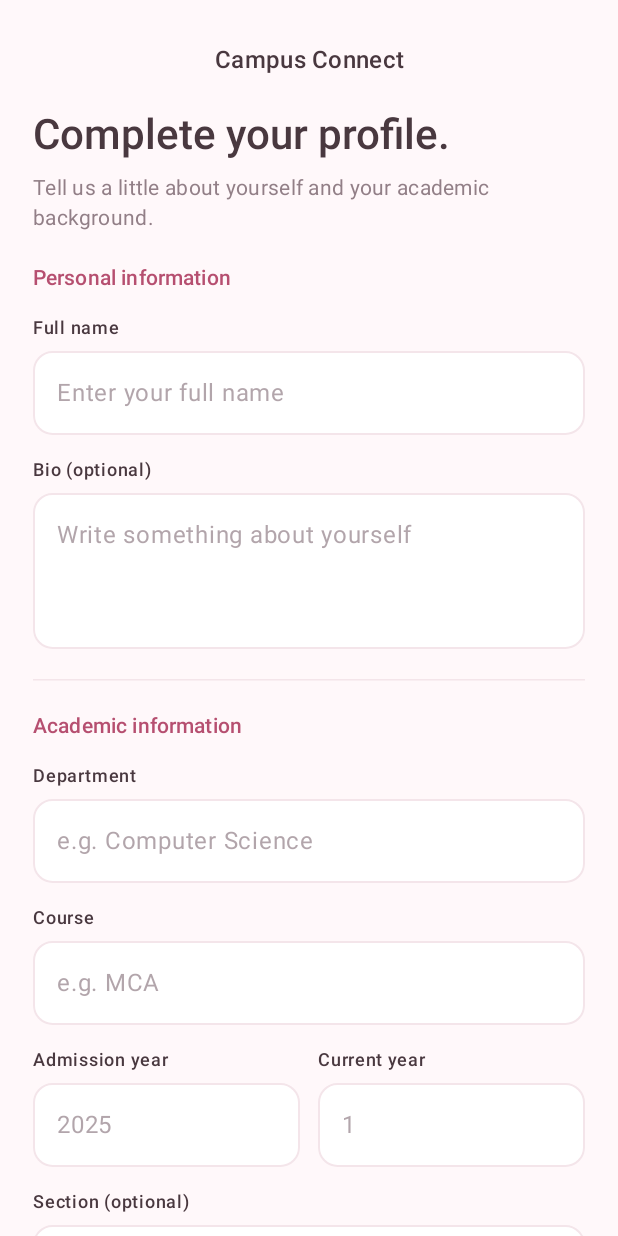
After one commit to campusconnect3251-collab/CampusConnect, an Android app built with Jetpack Compose: the composable ProfileSetupScreen shown on its own in the app's theme, on a phone screen of 412 x 824 dp. The commit adds this screen. Run offline under Robolectric (Android 15) with nearby library versions, the phone set to English and light mode, and no system bars; our stand-ins replace Dagger/Hilt's generated code; libraries missing offline, so code that uses them is left out: androidx.hilt.lifecycle.

Commit message:
ui: added a screen for profile setup

```diff
--- a/app/src/main/java/com/example/campusconnect/MainActivity.kt
+++ b/app/src/main/java/com/example/campusconnect/MainActivity.kt
@@ -1,14 +1,17 @@
 package com.example.campusconnect
 
+import android.os.Build
 import android.os.Bundle
 import androidx.activity.ComponentActivity
 import androidx.activity.compose.setContent
 import androidx.activity.enableEdgeToEdge
+import androidx.annotation.RequiresApi
 import com.example.campusconnect.presentation.navigation.AppNavigation
 import dagger.hilt.android.AndroidEntryPoint
 
 @AndroidEntryPoint
 class MainActivity : ComponentActivity() {
+    @RequiresApi(Build.VERSION_CODES.O)
     override fun onCreate(savedInstanceState: Bundle?) {
         super.onCreate(savedInstanceState)
         enableEdgeToEdge()
--- /dev/null
+++ b/app/src/main/java/com/example/campusconnect/presentation/profile/components/ProfileInputField.kt
@@ -0,0 +1,68 @@
+package com.example.campusconnect.presentation.profile.components
+
+import androidx.compose.foundation.layout.Arrangement
+import androidx.compose.foundation.layout.Column
+import androidx.compose.foundation.layout.fillMaxWidth
+import androidx.compose.foundation.shape.RoundedCornerShape
+import androidx.compose.foundation.text.KeyboardOptions
+import androidx.compose.material3.MaterialTheme
+import androidx.compose.material3.OutlinedTextField
+import androidx.compose.material3.OutlinedTextFieldDefaults
+import androidx.compose.material3.Text
+import androidx.compose.runtime.Composable
+import androidx.compose.ui.Modifier
+import androidx.compose.ui.text.font.FontWeight
+import androidx.compose.ui.text.input.KeyboardType
+import androidx.compose.ui.unit.dp
+import com.example.campusconnect.ui.theme.CampusColors
+
+@Composable
+fun ProfileInputField(
+    label: String,
+    value: String,
+    onValueChange: (String) -> Unit,
+    placeholder: String,
+    modifier: Modifier = Modifier,
+    keyboardType: KeyboardType = KeyboardType.Text,
+    singleLine: Boolean = true,
+    minLines: Int = 1
+) {
+    Column(
+        modifier = modifier,
+        verticalArrangement = Arrangement.spacedBy(7.dp)
+    ) {
+        Text(
+            text = label,
+            style = MaterialTheme.typography.labelMedium,
+            color = CampusColors.TextPrimary,
+            fontWeight = FontWeight.SemiBold
+        )
+
+        OutlinedTextField(
+            value = value,
+            onValueChange = onValueChange,
+            placeholder = {
+                Text(
+                    text = placeholder,
+                    color = CampusColors.TextSecondary.copy(alpha = 0.7f)
+                )
+            },
+            modifier = Modifier.fillMaxWidth(),
+            shape = RoundedCornerShape(13.dp),
+            singleLine = singleLine,
+            minLines = minLines,
+            keyboardOptions = KeyboardOptions(
+                keyboardType = keyboardType
+            ),
+            colors = OutlinedTextFieldDefaults.colors(
+                focusedBorderColor = CampusColors.Primary,
+                unfocusedBorderColor = CampusColors.FieldBorder,
+                focusedTextColor = CampusColors.TextPrimary,
+                unfocusedTextColor = CampusColors.TextPrimary,
+                cursorColor = CampusColors.Primary,
+                focusedContainerColor = CampusColors.White,
+                unfocusedContainerColor = CampusColors.White
+            )
+        )
+    }
+}
--- /dev/null
+++ b/app/src/main/java/com/example/campusconnect/presentation/profile/setup/ProfileSetupScreen.kt
@@ -0,0 +1,243 @@
+package com.example.campusconnect.presentation.profile.setup
+
+import android.os.Build
+import androidx.annotation.RequiresApi
+import androidx.compose.foundation.background
+import androidx.compose.foundation.layout.Arrangement
+import androidx.compose.foundation.layout.Column
+import androidx.compose.foundation.layout.Row
+import androidx.compose.foundation.layout.Spacer
+import androidx.compose.foundation.layout.fillMaxSize
+import androidx.compose.foundation.layout.fillMaxWidth
+import androidx.compose.foundation.layout.height
+import androidx.compose.foundation.layout.imePadding
+import androidx.compose.foundation.layout.padding
+import androidx.compose.foundation.layout.size
+import androidx.compose.foundation.layout.width
+import androidx.compose.foundation.rememberScrollState
+import androidx.compose.foundation.shape.RoundedCornerShape
+import androidx.compose.foundation.verticalScroll
+import androidx.compose.material.icons.Icons
+import androidx.compose.material.icons.automirrored.filled.ArrowForward
+import androidx.compose.material3.Button
+import androidx.compose.material3.ButtonDefaults
+import androidx.compose.material3.CircularProgressIndicator
+import androidx.compose.material3.HorizontalDivider
+import androidx.compose.material3.Icon
+import androidx.compose.material3.MaterialTheme
+import androidx.compose.material3.Text
+import androidx.compose.runtime.Composable
+import androidx.compose.runtime.LaunchedEffect
+import androidx.compose.runtime.getValue
+import androidx.compose.ui.Modifier
+import androidx.compose.ui.text.font.FontWeight
+import androidx.compose.ui.text.input.KeyboardType
+import androidx.compose.ui.text.style.TextAlign
+import androidx.compose.ui.unit.dp
+import androidx.hilt.lifecycle.viewmodel.compose.hiltViewModel
+import androidx.lifecycle.compose.collectAsStateWithLifecycle
+import com.example.campusconnect.presentation.profile.components.ProfileInputField
+import com.example.campusconnect.presentation.profile.viewmodel.ProfileSetupViewModel
+import com.example.campusconnect.ui.theme.CampusColors
+
+
+@RequiresApi(Build.VERSION_CODES.O)
+@Composable
+fun ProfileSetupScreen(
+    onProfileCreated: () -> Unit,
+    viewModel: ProfileSetupViewModel = hiltViewModel()
+) {
+    val uiState by viewModel.uiState.collectAsStateWithLifecycle()
+
+    LaunchedEffect(uiState.isProfileCreated) {
+        if (uiState.isProfileCreated) {
+            onProfileCreated()
+        }
+    }
+
+    Column(
+        modifier = Modifier
+            .fillMaxSize()
+            .background(CampusColors.Background)
+            .imePadding()
+    ) {
+        Column(
+            modifier = Modifier
+                .fillMaxSize()
+                .verticalScroll(rememberScrollState())
+                .padding(horizontal = 22.dp)
+                .padding(top = 28.dp, bottom = 28.dp),
+            verticalArrangement = Arrangement.spacedBy(20.dp)
+        ) {
+
+            // Header
+            Text(
+                text = "Campus Connect",
+                modifier = Modifier.fillMaxWidth(),
+                textAlign = TextAlign.Center,
+                style = MaterialTheme.typography.titleMedium,
+                color = CampusColors.TextPrimary,
+                fontWeight = FontWeight.Medium
+            )
+
+            // Introduction
+            Column(
+                verticalArrangement = Arrangement.spacedBy(7.dp)
+            ) {
+                Text(
+                    text = "Complete your profile.",
+                    style = MaterialTheme.typography.headlineMedium,
+                    color = CampusColors.TextPrimary,
+                    fontWeight = FontWeight.SemiBold
+                )
+
+                Text(
+                    text = "Tell us a little about yourself and your academic background.",
+                    style = MaterialTheme.typography.bodyMedium,
+                    color = CampusColors.TextSecondary
+                )
+            }
+
+            // Personal information
+            Column(
+                verticalArrangement = Arrangement.spacedBy(15.dp)
+            ) {
+                ProfileSectionTitle("Personal information")
+
+                ProfileInputField(
+                    label = "Full name",
+                    value = uiState.name,
+                    onValueChange = viewModel::onNameChange,
+                    placeholder = "Enter your full name"
+                )
+
+                ProfileInputField(
+                    label = "Bio (optional)",
+                    value = uiState.bio,
+                    onValueChange = viewModel::onBioChange,
+                    placeholder = "Write something about yourself",
+                    singleLine = false,
+                    minLines = 3
+                )
+            }
+
+            HorizontalDivider(
+                color = CampusColors.FieldBorder
+            )
+
+            // Academic information
+            Column(
+                verticalArrangement = Arrangement.spacedBy(15.dp)
+            ) {
+                ProfileSectionTitle("Academic information")
+
+                ProfileInputField(
+                    label = "Department",
+                    value = uiState.departmentId,
+                    onValueChange = viewModel::onDepartmentChange,
+                    placeholder = "e.g. Computer Science"
+                )
+
+                ProfileInputField(
+                    label = "Course",
+                    value = uiState.courseId,
+                    onValueChange = viewModel::onCourseChange,
+                    placeholder = "e.g. MCA"
+                )
+
+                Row(
+                    horizontalArrangement = Arrangement.spacedBy(12.dp)
+                ) {
+                    ProfileInputField(
+                        label = "Admission year",
+                        value = uiState.admissionYear,
+                        onValueChange = viewModel::onAdmissionYearChange,
+                        placeholder = "2025",
+                        keyboardType = KeyboardType.Number,
+                        modifier = Modifier.weight(1f)
+                    )
+
+                    ProfileInputField(
+                        label = "Current year",
+                        value = uiState.currentYear,
+                        onValueChange = viewModel::onCurrentYearChange,
+                        placeholder = "1",
+                        keyboardType = KeyboardType.Number,
+                        modifier = Modifier.weight(1f)
+                    )
+                }
+                // todo remove section field
+                ProfileInputField(
+                    label = "Section (optional)",
+                    value = uiState.section,
+                    onValueChange = viewModel::onSectionChange,
+                    placeholder = "e.g. A"
+                )
+            }
+
+            // Error message
+            uiState.errorMessage?.let { message ->
+                Text(
+                    text = message,
+                    color = CampusColors.Error,
+                    style = MaterialTheme.typography.bodySmall
+                )
+            }
+
+            // Save button
+            Button(
+                onClick = viewModel::saveProfile,
+                enabled = !uiState.isLoading,
+                modifier = Modifier
+                    .fillMaxWidth()
+                    .height(54.dp),
+                shape = RoundedCornerShape(13.dp),
+                colors = ButtonDefaults.buttonColors(
+                    containerColor = CampusColors.Primary,
+                    contentColor = CampusColors.White,
+                    disabledContainerColor = CampusColors.Primary.copy(
+                        alpha = 0.6f
+                    )
+                )
+            ) {
+                if (uiState.isLoading) {
+                    CircularProgressIndicator(
+                        modifier = Modifier.size(22.dp),
+                        color = CampusColors.White,
+                        strokeWidth = 2.dp
+                    )
+                } else {
+                    Text(
+                        text = "Save profile",
+                        fontWeight = FontWeight.SemiBold
+                    )
+
+                    Spacer(Modifier.width(8.dp))
+
+                    Icon(
+                        imageVector = Icons.AutoMirrored.Filled.ArrowForward,
+                        contentDescription = null
+                    )
+                }
+            }
+
+            Text(
+                text = "Your academic information helps connect you with your campus community.",
+                modifier = Modifier.fillMaxWidth(),
+                textAlign = TextAlign.Center,
+                style = MaterialTheme.typography.bodySmall,
+                color = CampusColors.TextSecondary
+            )
+        }
+    }
+}
+
+@Composable
+private fun ProfileSectionTitle(title: String) {
+    Text(
+        text = title,
+        style = MaterialTheme.typography.titleSmall,
+        color = CampusColors.Primary,
+        fontWeight = FontWeight.SemiBold
+    )
+}
--- a/app/src/main/java/com/example/campusconnect/presentation/profile/viewmodel/ProfileSetupViewModel.kt
+++ b/app/src/main/java/com/example/campusconnect/presentation/profile/viewmodel/ProfileSetupViewModel.kt
@@ -1,6 +1,7 @@
 package com.example.campusconnect.presentation.profile.viewmodel
 
 import android.os.Build
+import android.util.Log
 import androidx.annotation.RequiresApi
 import androidx.lifecycle.ViewModel
 import androidx.lifecycle.viewModelScope
@@ -142,6 +143,7 @@ class ProfileSetupViewModel @Inject constructor(
 
             createProfileUseCase(profile)
                 .onSuccess {
+                    Log.d("ProfileSetup", "Profile saved successfully: ${profile.uid}")
                     _uiState.update {
                         it.copy(
                             isLoading = false,
@@ -150,6 +152,7 @@ class ProfileSetupViewModel @Inject constructor(
                     }
                 }
                 .onFailure { exception ->
+                    Log.e("ProfileSetup", "Profile save failed", exception)
                     _uiState.update {
                         it.copy(
                             isLoading = false,
--- /dev/null
+++ b/app/src/main/java/com/example/campusconnect/ui/theme/CampusColors.kt
@@ -0,0 +1,14 @@
+package com.example.campusconnect.ui.theme
+
+import androidx.compose.ui.graphics.Color
+
+object CampusColors {
+    val Background = Color(0xFFFFF8FA)
+    val Primary = Color(0xFFB64F70)
+    val PrimaryDark = Color(0xFF9F3F60)
+    val FieldBorder = Color(0xFFF4E5EA)
+    val TextPrimary = Color(0xFF49383F)
+    val TextSecondary = Color(0xFF927F87)
+    val White = Color.White
+    val Error = Color(0xFFBA1A1A)
+}
```
Also changed, not shown: app/src/main/java/com/example/campusconnect/presentation/auth/state/AuthState.kt (+12 -1 lines), app/src/main/java/com/example/campusconnect/presentation/auth/viewmodel/AuthViewModel.kt (+45 -7 lines), app/src/main/java/com/example/campusconnect/presentation/home/HomeScreen.kt (added, +8 -0 lines), app/src/main/java/com/example/campusconnect/presentation/navigation/AppNavigation.kt (+24 -6 lines), app/src/main/java/com/example/campusconnect/presentation/navigation/MainNavigation.kt (+17 -1 lines), app/src/main/java/com/example/campusconnect/presentation/navigation/routes/MainRoutes.kt (added, +9 -0 lines), app/src/main/java/com/example/campusconnect/presentation/profile/setup/ProfileCheckErrorScreen.kt (added, +27 -0 lines).
